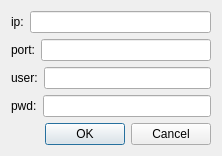
Above: dataservice_client/connect.ui from klxs123/qt_tutorial before the change. Below: the same form after it.
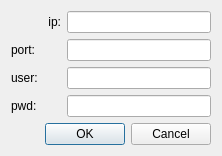
That is the form after the change.

```diff
--- a/dataservice_client/connect.ui
+++ b/dataservice_client/connect.ui
@@ -19,10 +19,25 @@
      <item>
       <layout class="QHBoxLayout" name="horizontalLayout">
        <item>
-        <widget class="QLabel" name="label">
+        <widget class="QLabel" name="lb_ip">
+         <property name="minimumSize">
+          <size>
+           <width>50</width>
+           <height>0</height>
+          </size>
+         </property>
+         <property name="maximumSize">
+          <size>
+           <width>50</width>
+           <height>16777215</height>
+          </size>
+         </property>
          <property name="text">
           <string>ip:</string>
          </property>
+         <property name="alignment">
+          <set>Qt::AlignRight|Qt::AlignTrailing|Qt::AlignVCenter</set>
+         </property>
         </widget>
        </item>
        <item>
@@ -33,7 +48,19 @@
      <item>
       <layout class="QHBoxLayout" name="horizontalLayout_2">
        <item>
-        <widget class="QLabel" name="label_2">
+        <widget class="QLabel" name="lb_port">
+         <property name="minimumSize">
+          <size>
+           <width>50</width>
+           <height>0</height>
+          </size>
+         </property>
+         <property name="maximumSize">
+          <size>
+           <width>50</width>
+           <height>16777215</height>
+          </size>
+         </property>
          <property name="text">
           <string>port:</string>
          </property>
@@ -47,7 +74,19 @@
      <item>
       <layout class="QHBoxLayout" name="horizontalLayout_3">
        <item>
-        <widget class="QLabel" name="label_3">
+        <widget class="QLabel" name="lb_user">
+         <property name="minimumSize">
+          <size>
+           <width>50</width>
+           <height>0</height>
+          </size>
+         </property>
+         <property name="maximumSize">
+          <size>
+           <width>50</width>
+           <height>16777215</height>
+          </size>
+         </property>
          <property name="text">
           <string>user:</string>
          </property>
@@ -61,7 +100,19 @@
      <item>
       <layout class="QHBoxLayout" name="horizontalLayout_4">
        <item>
-        <widget class="QLabel" name="label_4">
+        <widget class="QLabel" name="lb_pwd">
+         <property name="minimumSize">
+          <size>
+           <width>50</width>
+           <height>0</height>
+          </size>
+         </property>
+         <property name="maximumSize">
+          <size>
+           <width>50</width>
+           <height>16777215</height>
+          </size>
+         </property>
          <property name="text">
           <string>pwd:</string>
          </property>
```
Left out of the diff: 3 changed lines with no effect on the pictures.
